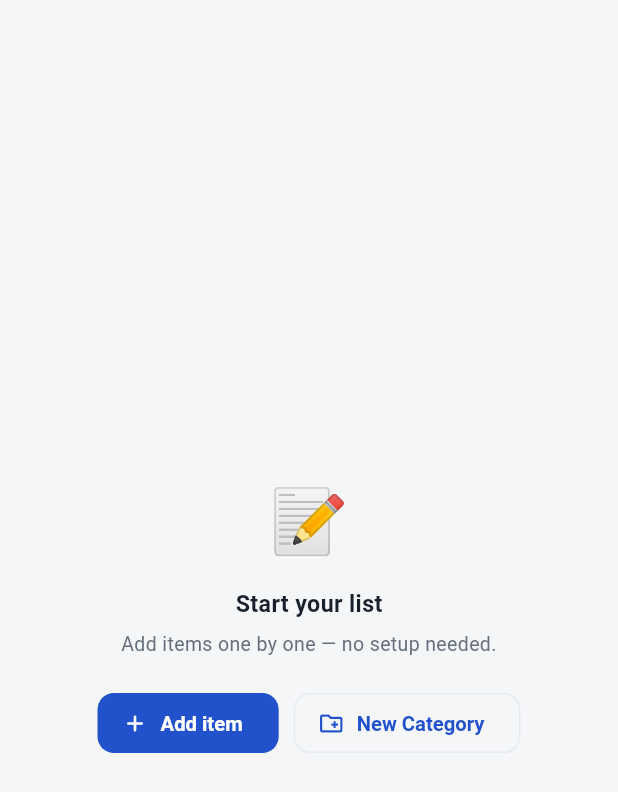
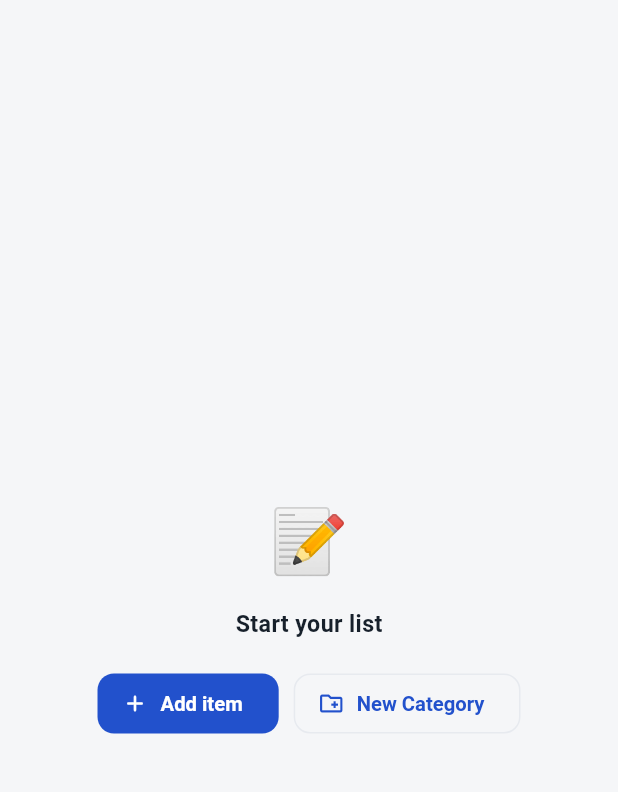
Before and after one commit to fcusano9/pack-lite, a Flutter app: the _EmptyList widget shown alone on an empty page, opened directly with empty values, on a phone screen of 412 x 824 dp. Shown: the top 792 px of the screen. Run offline on Flutter 3.47's test engine with Material 3 defaults, Android fonts, the phone set to English and light mode, and no system bars; our stand-ins replace audioplayers, file_picker, package_info_plus, share_plus, shared_preferences, vibration; accounts and stored records are empty.

Commit message:
Drop the subtitle from the empty list screen
"Add items one by one — no setup needed." sat under "Start your list"
explaining what the two buttons directly below it already say. Removed
along with the spacer that separated it, so the buttons sit under the
heading rather than leaving a gap.

Adds NEW-8 to the regression plan — the list-screen empty state had no
coverage at all, so nothing would have flagged this changing.

Fixes #17

Co-Authored-By: Claude Opus 4.8 <noreply@anthropic.com>

```diff
--- a/lib/screens/list_screen.dart
+++ b/lib/screens/list_screen.dart
@@ -1148,12 +1148,6 @@ class _EmptyList extends StatelessWidget {
               style: TextStyle(
                   fontSize: 15.5, fontWeight: FontWeight.w700, color: harbor.ink),
             ),
-            const SizedBox(height: 6),
-            Text(
-              'Add items one by one — no setup needed.',
-              textAlign: TextAlign.center,
-              style: TextStyle(fontSize: 13, color: harbor.mut, height: 1.5),
-            ),
             const SizedBox(height: 18),
             Wrap(
               spacing: 10,
```
Also changed, not shown: 1 other file.
